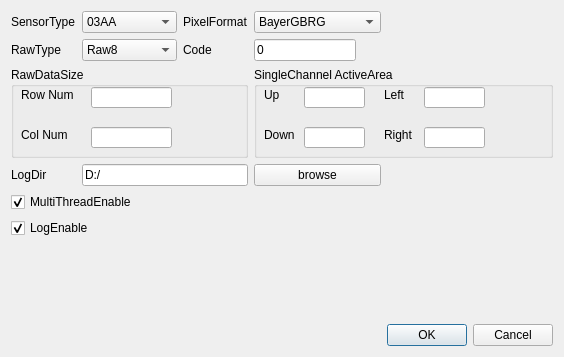
Qt form AlgorithmTest/DialogAPSInit.ui (yixin1851/algorithm_HVS) before a commit.
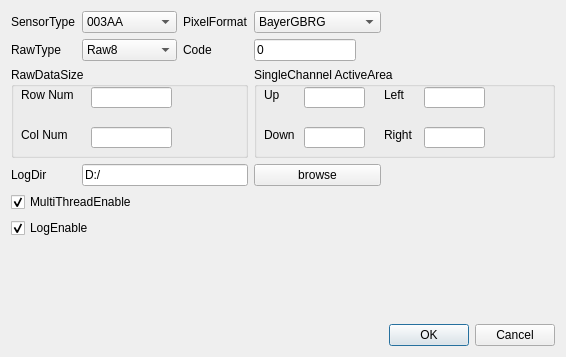
The same form after that commit.

Patch:
```diff
--- a/AlgorithmTest/DialogAPSInit.ui
+++ b/AlgorithmTest/DialogAPSInit.ui
@@ -6,7 +6,7 @@
    <rect>
     <x>0</x>
     <y>0</y>
-    <width>512</width>
+    <width>566</width>
     <height>357</height>
    </rect>
   </property>
@@ -25,7 +25,7 @@
     <widget class="QComboBox" name="comboBoxSensorType">
      <item>
       <property name="text">
-       <string>03AA</string>
+       <string>003AA</string>
       </property>
      </item>
      <item>
```
Left out of the diff: 11 changed lines with no effect on the pictures.
